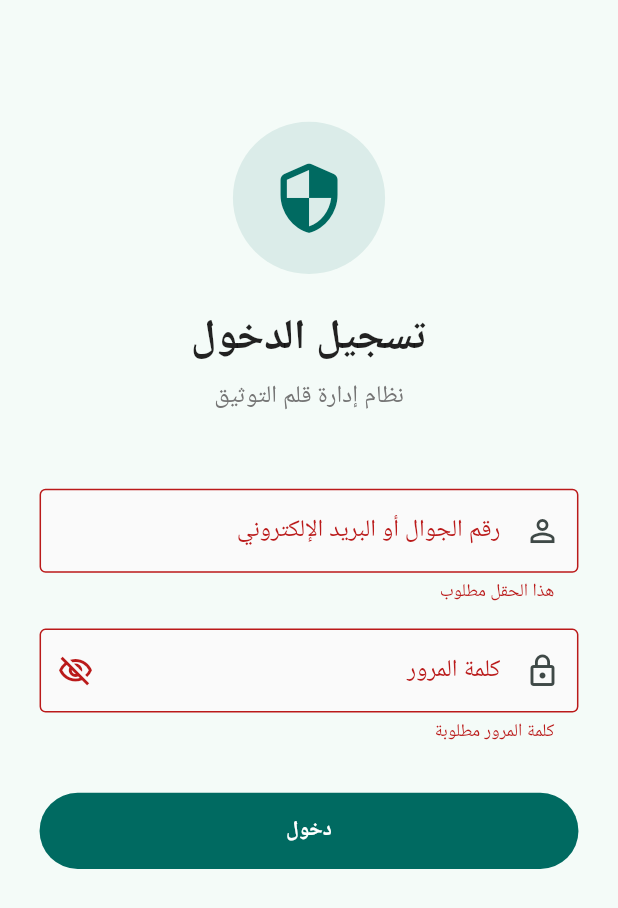
After one commit to omna25data-afk/qlm_syani_app, a Flutter app: the LoginScreen screen opened by its route, after a tap on "دخول", on a phone screen of 412 x 824 dp. The commit adds this screen. Shown: the top 908 px of the screen. Run offline on Flutter 3.47's test engine with Material 3 defaults, Android fonts, the phone set to English and light mode, and no system bars; our stand-ins replace connectivity_plus, dio, flutter_riverpod, flutter_screenutil, flutter_secure_storage, freezed_annotation and 4 more; accounts and stored records are empty; generated files the repository leaves out were written again; Roboto replaces fonts that are missing (Cairo).

Commit message:
Implement Authentication Feature (Models, Repo, Controller, UI, Router)

```diff
--- a/lib/src/core/router/app_router.dart
+++ b/lib/src/core/router/app_router.dart
@@ -1,5 +1,6 @@
 import 'package:go_router/go_router.dart';
 import 'package:flutter/material.dart';
+import 'package:qlm_syani_app/src/features/auth/presentation/login_screen.dart';
 
 class AppRouter {
   static final router = GoRouter(
@@ -13,9 +14,7 @@ class AppRouter {
       ),
       GoRoute(
         path: '/login',
-        builder: (context, state) => const Scaffold(
-          body: Center(child: Text('Login Screen')), // Placeholder
-        ),
+        builder: (context, state) => const LoginScreen(),
       ),
       GoRoute(
         path: '/dashboard',
--- /dev/null
+++ b/lib/src/features/auth/presentation/login_screen.dart
@@ -0,0 +1,182 @@
+import 'package:flutter/material.dart';
+import 'package:flutter_riverpod/flutter_riverpod.dart';
+import 'package:go_router/go_router.dart';
+import 'package:flutter_screenutil/flutter_screenutil.dart';
+import 'package:qlm_syani_app/src/features/auth/presentation/auth_controller.dart';
+import 'package:qlm_syani_app/src/core/theme/app_theme.dart';
+
+class LoginScreen extends ConsumerStatefulWidget {
+  const LoginScreen({super.key});
+
+  @override
+  ConsumerState<LoginScreen> createState() => _LoginScreenState();
+}
+
+class _LoginScreenState extends ConsumerState<LoginScreen> {
+  final _formKey = GlobalKey<FormState>();
+  final _identifierController = TextEditingController();
+  final _passwordController = TextEditingController();
+  bool _isPasswordVisible = false;
+
+  @override
+  void dispose() {
+    _identifierController.dispose();
+    _passwordController.dispose();
+    super.dispose();
+  }
+
+  Future<void> _submit() async {
+    if (!_formKey.currentState!.validate()) return;
+
+    final success = await ref.read(authControllerProvider.notifier).login(
+          _identifierController.text.trim(),
+          _passwordController.text,
+        );
+
+    if (success && mounted) {
+      context.go('/dashboard');
+    }
+  }
+
+  @override
+  Widget build(BuildContext context) {
+    final state = ref.watch(authControllerProvider);
+    final isLoading = state.isLoading;
+
+    // Listen for errors
+    ref.listen(authControllerProvider, (_, next) {
+      if (next.hasError) {
+        ScaffoldMessenger.of(context).showSnackBar(
+          SnackBar(
+            content: Text(
+              next.error.toString(),
+              style: const TextStyle(color: Colors.white),
+            ),
+            backgroundColor: Colors.red,
+          ),
+        );
+      }
+    });
+
+    return Scaffold(
+      body: SafeArea(
+        child: SingleChildScrollView(
+          padding: EdgeInsets.symmetric(horizontal: 24.w),
+          child: Form(
+            key: _formKey,
+            child: Column(
+              crossAxisAlignment: CrossAxisAlignment.stretch,
+              children: [
+                SizedBox(height: 80.h),
+                // Logo or Icon
+                Center(
+                  child: Container(
+                    height: 100.h,
+                    width: 100.h,
+                    decoration: BoxDecoration(
+                      color: Theme.of(context).primaryColor.withOpacity(0.1),
+                      shape: BoxShape.circle,
+                    ),
+                    child: Icon(
+                      Icons.security_rounded,
+                      size: 50.sp,
+                      color: Theme.of(context).primaryColor,
+                    ),
+                  ),
+                ),
+                SizedBox(height: 24.h),
+                Text(
+                  'تسجيل الدخول',
+                  style: Theme.of(context).textTheme.headlineMedium?.copyWith(
+                        fontWeight: FontWeight.bold,
+                        color: Colors.black87,
+                      ),
+                  textAlign: TextAlign.center,
+                ),
+                SizedBox(height: 8.h),
+                Text(
+                  'نظام إدارة قلم التوثيق',
+                  style: Theme.of(context).textTheme.bodyLarge?.copyWith(
+                        color: Colors.grey[600],
+                      ),
+                  textAlign: TextAlign.center,
+                ),
+                SizedBox(height: 48.h),
+
+                // Identifier Field
+                TextFormField(
+                  controller: _identifierController,
+                  decoration: const InputDecoration(
+                    labelText: 'رقم الجوال أو البريد الإلكتروني',
+                    prefixIcon: Icon(Icons.person_outline),
+                    border: OutlineInputBorder(),
+                  ),
+                  textInputAction: TextInputAction.next,
+                  validator: (value) {
+                    if (value == null || value.isEmpty) {
+                      return 'هذا الحقل مطلوب';
+                    }
+                    return null;
+                  },
+                ),
+                SizedBox(height: 16.h),
+
+                // Password Field
+                TextFormField(
+                  controller: _passwordController,
+                  obscureText: !_isPasswordVisible,
+                  decoration: InputDecoration(
+                    labelText: 'كلمة المرور',
+                    prefixIcon: const Icon(Icons.lock_outline),
+                    border: const OutlineInputBorder(),
+                    suffixIcon: IconButton(
+                      icon: Icon(
+                        _isPasswordVisible
+                            ? Icons.visibility_outlined
+                            : Icons.visibility_off_outlined,
+                      ),
+                      onPressed: () {
+                        setState(() {
+                          _isPasswordVisible = !_isPasswordVisible;
+                        });
+                      },
+                    ),
+                  ),
+                  onFieldSubmitted: (_) => _submit(),
+                  validator: (value) {
+                    if (value == null || value.isEmpty) {
+                      return 'كلمة المرور مطلوبة';
+                    }
+                    return null;
+                  },
+                ),
+                SizedBox(height: 32.h),
+
+                // Submit Button
+                SizedBox(
+                  height: 50.h,
+                  child: FilledButton(
+                    onPressed: isLoading ? null : _submit,
+                    child: isLoading
+                        ? SizedBox(
+                            height: 24.h,
+                            width: 24.h,
+                            child: const CircularProgressIndicator(
+                              strokeWidth: 2,
+                              color: Colors.white,
+                            ),
+                          )
+                        : const Text(
+                            'دخول',
+                            style: TextStyle(fontWeight: FontWeight.bold),
+                          ),
+                  ),
+                ),
+              ],
+            ),
+          ),
+        ),
+      ),
+    );
+  }
+}
```
Also changed, not shown: lib/src/features/auth/data/auth_repository_impl.dart (added, +66 -0 lines), lib/src/features/auth/data/models/user_model.dart (added, +45 -0 lines), lib/src/features/auth/domain/auth_repository.dart (added, +15 -0 lines), lib/src/features/auth/presentation/auth_controller.dart (added, +45 -0 lines).
